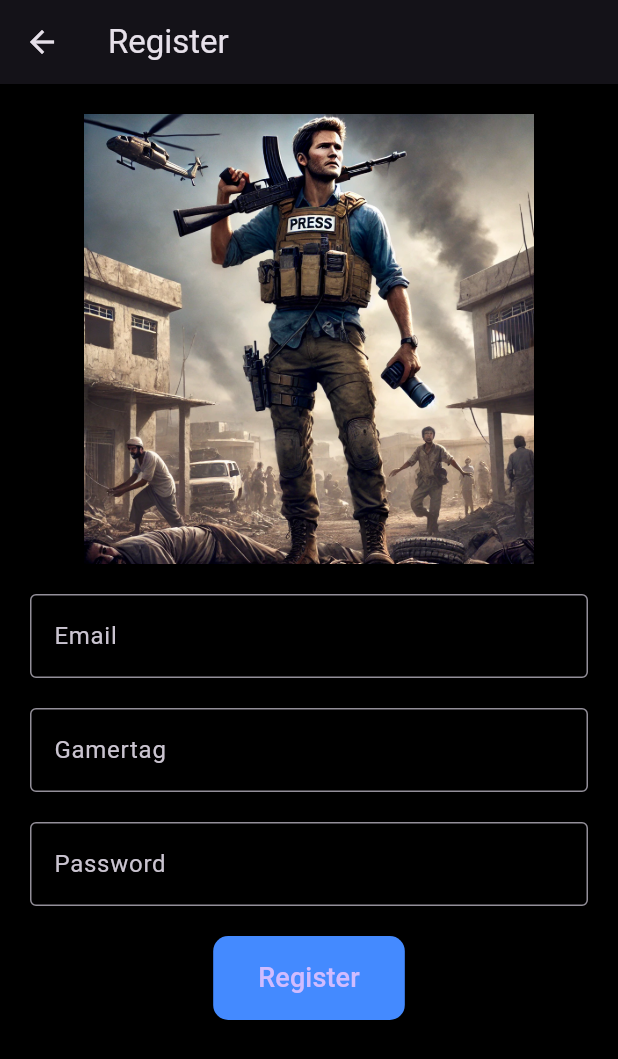
After one commit to Raziel-Borja/bullet_of_justice_web, a Flutter app: the screen it shows after launch, after a tap on "REGISTER", on a phone screen of 412 x 824 dp. The commit adds this screen. Shown: the top 1059 px of the screen. Run offline on Flutter 3.47's test engine with Material 3 defaults, Android fonts, the phone set to English and light mode, and no system bars; network calls fail.

Commit message:
login y register funcional

```diff
--- a/lib/screens/landing_page.dart
+++ b/lib/screens/landing_page.dart
@@ -1,5 +1,6 @@
 import 'package:flutter/material.dart';
 import 'login_page.dart';
+import 'register_page.dart';
 
 class LandingPage extends StatelessWidget {
   @override
@@ -69,6 +70,25 @@ class LandingPage extends StatelessWidget {
                     style: TextStyle(fontSize: 20, fontWeight: FontWeight.bold),
                   ),
                 ),
+                SizedBox(height: 10),
+                ElevatedButton(
+                  style: ElevatedButton.styleFrom(
+                    backgroundColor: Colors.blueAccent,
+                    padding: EdgeInsets.symmetric(horizontal: 40, vertical: 15),
+                    shape: RoundedRectangleBorder(
+                        borderRadius: BorderRadius.circular(10)),
+                  ),
+                  onPressed: () {
+                    Navigator.push(
+                      context,
+                      MaterialPageRoute(builder: (context) => RegisterPage()),
+                    );
+                  },
+                  child: Text(
+                    'REGISTER',
+                    style: TextStyle(fontSize: 20, fontWeight: FontWeight.bold),
+                  ),
+                ),
               ],
             ),
           ),
--- /dev/null
+++ b/lib/screens/register_page.dart
@@ -0,0 +1,119 @@
+import 'package:flutter/material.dart';
+import 'package:http/http.dart' as http;
+import 'dart:convert';
+
+class RegisterPage extends StatefulWidget {
+  @override
+  _RegisterPageState createState() => _RegisterPageState();
+}
+
+class _RegisterPageState extends State<RegisterPage> {
+  final TextEditingController emailController = TextEditingController();
+  final TextEditingController gamertagController = TextEditingController();
+  final TextEditingController passwordController = TextEditingController();
+
+  bool isLoading = false;
+
+  Future<void> registerUser() async {
+    final String apiUrl =
+        "http://192.168.1.72:3000/api/users"; // Cambia esto con tu URL real
+
+    final Map<String, String> userData = {
+      "email": emailController.text,
+      "gamertag": gamertagController.text,
+      "password": passwordController.text,
+    };
+
+    setState(() {
+      isLoading = true;
+    });
+
+    try {
+      final response = await http.post(
+        Uri.parse(apiUrl),
+        headers: {"Content-Type": "application/json"},
+        body: jsonEncode(userData),
+      );
+
+      final Map<String, dynamic> responseData = jsonDecode(response.body);
+
+      if (response.statusCode == 201) {
+        // Registro exitoso
+        ScaffoldMessenger.of(context).showSnackBar(
+          SnackBar(content: Text("Registro exitoso, ahora inicia sesión.")),
+        );
+        Navigator.pop(context);
+      } else {
+        // Mostrar error devuelto por la API
+        ScaffoldMessenger.of(context).showSnackBar(
+          SnackBar(
+              content: Text(responseData["message"] ?? "Error al registrar")),
+        );
+      }
+    } catch (e) {
+      ScaffoldMessenger.of(context).showSnackBar(
+        SnackBar(content: Text("Error de conexión con la API")),
+      );
+    } finally {
+      setState(() {
+        isLoading = false;
+      });
+    }
+  }
+
+  @override
+  Widget build(BuildContext context) {
+    return Scaffold(
+      appBar: AppBar(title: Text('Register')),
+      body: SingleChildScrollView(
+        child: Padding(
+          padding: EdgeInsets.all(20),
+          child: Column(
+            mainAxisAlignment: MainAxisAlignment.center,
+            crossAxisAlignment: CrossAxisAlignment.center,
+            children: [
+              Image.asset(
+                'assets/Shooter.jpg',
+                height: 300,
+                fit: BoxFit.contain,
+              ),
+              SizedBox(height: 20),
+              TextField(
+                controller: emailController,
+                decoration: InputDecoration(
+                    labelText: 'Email', border: OutlineInputBorder()),
+              ),
+              SizedBox(height: 20),
+              TextField(
+                controller: gamertagController,
+                decoration: InputDecoration(
+                    labelText: 'Gamertag', border: OutlineInputBorder()),
+              ),
+              SizedBox(height: 20),
+              TextField(
+                controller: passwordController,
+                obscureText: true,
+                decoration: InputDecoration(
+                    labelText: 'Password', border: OutlineInputBorder()),
+              ),
+              SizedBox(height: 20),
+              isLoading
+                  ? CircularProgressIndicator()
+                  : ElevatedButton(
+                      style: ElevatedButton.styleFrom(
+                        backgroundColor: Colors.blueAccent,
+                        padding:
+                            EdgeInsets.symmetric(horizontal: 30, vertical: 15),
+                        shape: RoundedRectangleBorder(
+                            borderRadius: BorderRadius.circular(10)),
+                      ),
+                      onPressed: registerUser,
+                      child: Text('Register', style: TextStyle(fontSize: 18)),
+                    ),
+            ],
+          ),
+        ),
+      ),
+    );
+  }
+}
```
Also changed, not shown: lib/screens/login_page.dart (+60 -12 lines), models/player.dart (deleted, +0 -19 lines), models/user.dart (deleted, +0 -27 lines), services/api_service.dart (deleted, +0 -49 lines), 1 other file.
